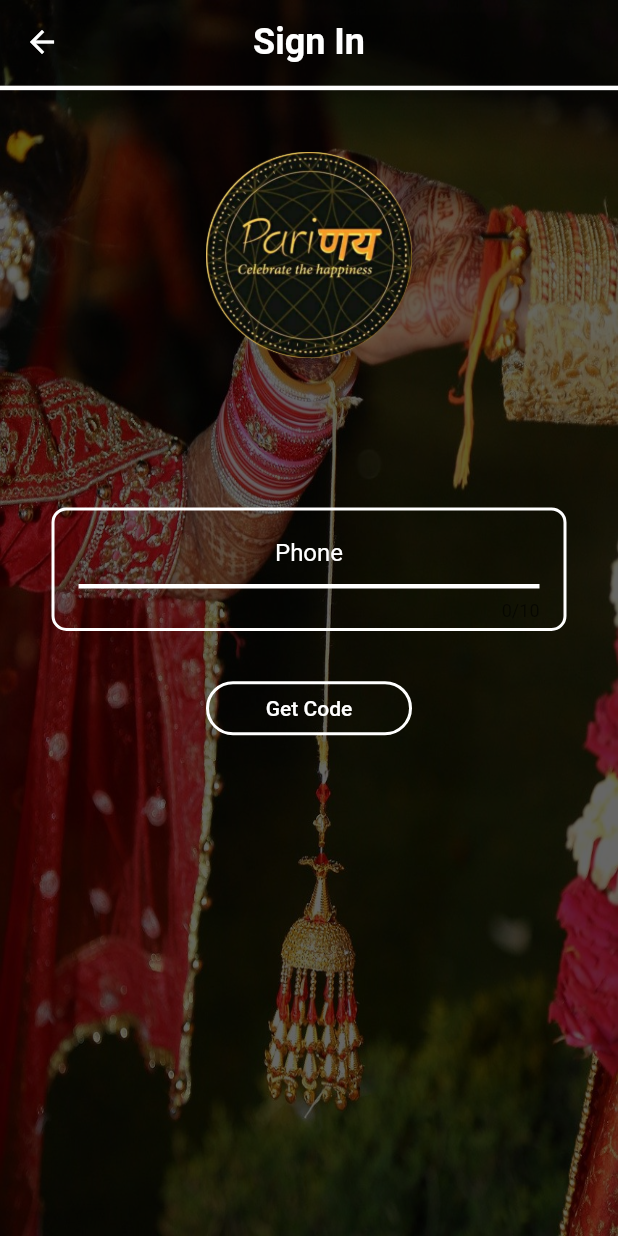
After one commit to Hrit99/parinaya, a Flutter app: the PhoneSignin screen opened directly, after a tap on "Get Code", on a phone screen of 412 x 824 dp. The commit adds this screen. Run offline on Flutter 3.47's test engine with Material 2 defaults, Android fonts, the phone set to English and light mode, and no system bars; our stand-ins replace carousel_slider, cloud_firestore, firebase_auth, firebase_core, firebase_storage, flutter_keyboard_visibility and 3 more; accounts and stored records are empty; network calls fail; statements that could not run were skipped.

Commit message:
added phone signin feature

```diff
--- /dev/null
+++ b/lib/pages/phoneSignin.dart
@@ -0,0 +1,120 @@
+import 'package:flutter/material.dart';
+import 'package:flutter_keyboard_visibility/flutter_keyboard_visibility.dart';
+import 'package:parinaya/constants/screendimensions.dart';
+import 'package:parinaya/models/colors.dart';
+import 'package:parinaya/widgets/phonrsigninwidget.dart';
+
+class PhoneSignin extends StatefulWidget {
+  const PhoneSignin({Key? key}) : super(key: key);
+
+  @override
+  _PhoneSigninState createState() => _PhoneSigninState();
+}
+
+class _PhoneSigninState extends State<PhoneSignin> {
+  bool? _keyboardVisible = false;
+
+  @override
+  void initState() {
+    // TODO: implement initState
+    super.initState();
+    // Query
+    KeyboardVisibilityController _keyboardVisibilityController =
+        KeyboardVisibilityController();
+    print(
+        'Keyboard visibility direct query: ${_keyboardVisibilityController.isVisible}');
+
+    // Subscribe
+    _keyboardVisibilityController.onChange.listen((bool visible) {
+      print("jk");
+      setState(() {
+        _keyboardVisible = visible;
+      });
+      print('Keyboard visibility update. Is visible: ${visible}');
+    });
+  }
+
+  @override
+  void dispose() {
+    // TODO: implement dispose
+
+    super.dispose();
+  }
+
+  @override
+  void deactivate() {
+    // TODO: implement deactivate
+    super.deactivate();
+  }
+
+  @override
+  Widget build(BuildContext context) {
+    print("iiio");
+    return Scaffold(
+      resizeToAvoidBottomInset: false,
+      backgroundColor: Colors.transparent,
+      body: Stack(children: [
+        Container(
+          height: getScreenHeight,
+          width: getScreenWidth,
+          child: Image.asset(
+            'assets/images/background.jpg',
+            fit: BoxFit.fill,
+          ),
+        ),
+        Scaffold(
+          resizeToAvoidBottomInset: false,
+          backgroundColor: MyColors().backgroundtouch,
+          appBar: AppBar(
+            title: Text("Sign In"),
+            bottom: PreferredSize(
+                child: Container(
+                  color: Theme.of(context).primaryColor,
+                  height: 3,
+                ),
+                preferredSize: Size(getScreenWidth, getScreenWidth / 100)),
+            leading: IconButton(
+              icon: Icon(Icons.arrow_back),
+              onPressed: () {
+                Navigator.of(context).pop();
+              },
+            ),
+          ),
+          body: Stack(children: [
+            Positioned(
+              top: getScreenHeight / 20,
+              left: (getScreenWidth / 2) - (getScreenWidth / 6),
+              child: _keyboardVisible!
+                  ? Container()
+                  : Hero(
+                      tag: "logo",
+                      child: Center(
+                        child: Container(
+                          width: getScreenWidth / 3,
+                          height: getScreenWidth / 3,
+                          decoration: BoxDecoration(
+                              color: Colors.transparent,
+                              shape: BoxShape.circle),
+                          child: Center(
+                            child: Image.asset(
+                              'assets/icons/icon.png',
+                              fit: BoxFit.fill,
+                            ),
+                          ),
+                        ),
+                      ),
+                    ),
+            ),
+            AnimatedPositioned(
+                duration: Duration(seconds: 1),
+                curve: Curves.easeInOut,
+                top: _keyboardVisible!
+                    ? getScreenHeight / 20
+                    : (getScreenHeight / 10) + (getScreenWidth / 3),
+                child: PhoneSigninWidget()),
+          ]),
+        ),
+      ]),
+    );
+  }
+}
--- a/lib/pages/subcategoryPage.dart
+++ b/lib/pages/subcategoryPage.dart
@@ -166,7 +166,7 @@ class _SubcategoryPageState extends State<SubcategoryPage> {
                           height: getScreenHeight / 1.5,
                           width: getScreenWidth,
                           child: Center(
-                            child: Text("No Collections"),
+                            child: SubcatBox(),
                           ));
                     }
                   } else {
--- a/lib/widgets/addFile.dart
+++ b/lib/widgets/addFile.dart
@@ -13,6 +13,12 @@ Future<bool> addCategory(String s) async {
   print("jlll");
   try {
     await FirebaseFirestore.instance.collection('/facilities').doc(s).set({});
+    await FirebaseFirestore.instance
+        .collection('/facilities')
+        .doc(s)
+        .collection('directItem')
+        .doc('initc')
+        .set({});
     return Future.value(true);
   } catch (e) {
     return Future.value(false);
--- a/lib/widgets/itemShowWIdget.dart
+++ b/lib/widgets/itemShowWIdget.dart
@@ -157,7 +157,7 @@ class _ItemshowWidgetState extends State<ItemshowWidget> {
                             Container(
                               height: getScreenHeight / 3,
                               width: getScreenWidth,
-                              // color: Colors.green,
+                              color: Colors.black,
                               child: CarouselSlider(
                                 items: e.imageFolderLink!.map((ee) {
                                   return Container(
@@ -205,7 +205,7 @@ class _ItemshowWidgetState extends State<ItemshowWidget> {
                                     ),
                                     Container(
                                       padding: EdgeInsets.all(10),
-                                      height: getScreenHeight / 15,
+                                      // height: getScreenHeight / 2,
                                       alignment: Alignment.topLeft,
                                       child: Text(e.detail!),
                                     ),
--- /dev/null
+++ b/lib/widgets/phonrsigninwidget.dart
@@ -0,0 +1,200 @@
+import 'package:firebase_auth/firebase_auth.dart';
+import 'package:flutter/material.dart';
+import 'package:flutter_otp_text_field/flutter_otp_text_field.dart';
+import 'package:parinaya/constants/screendimensions.dart';
+import 'package:parinaya/pages/homePage.dart';
+import 'package:parinaya/pages/landingPage.dart';
+
+class PhoneSigninWidget extends StatefulWidget {
+  const PhoneSigninWidget({Key? key}) : super(key: key);
+
+  @override
+  _PhoneSigninWidgetState createState() => _PhoneSigninWidgetState();
+}
+
+class _PhoneSigninWidgetState extends State<PhoneSigninWidget> {
+  TextEditingController pctr = new TextEditingController();
+  bool? cpi = false;
+  bool? getCode = false;
+  String? verificationIdd;
+  String? vcode;
+  @override
+  Widget build(BuildContext context) {
+    return Container(
+        height: getScreenHeight / 3,
+        width: getScreenWidth,
+        // color: Colors.red,
+        child: Center(
+          child: cpi!
+              ? CircularProgressIndicator()
+              : (getCode!
+                  ? Column(
+                      mainAxisAlignment: MainAxisAlignment.center,
+                      children: [
+                        Container(
+                            height: getScreenHeight / 10,
+                            width: getScreenWidth / 1.2,
+                            decoration: BoxDecoration(
+                                color: Colors.green,
+                                border: Border.all(
+                                    color: Theme.of(context).primaryColor,
+                                    width: 2),
+                                borderRadius: BorderRadius.circular(10)),
+                            child: OtpTextField(
+                              numberOfFields: 6,
+                              borderColor: Color(0xFF512DA8),
+                              //set to true to show as box or false to show as dash
+                              showFieldAsBox: true,
+                              //runs when a code is typed in
+                              onCodeChanged: (String code) {
+                                //handle validation or checks here
+                              },
+                              //runs when every textfield is filled
+                              onSubmit: (String verificationCode) {
+                                vcode = verificationCode;
+                                // showDialog(
+                                //     context: context,
+                                //     builder: (context) {
+                                //       return AlertDialog(
+                                //         title: Text("Verification Code"),
+                                //         content: Text(
+                                //             'Code entered is $verificationCode'),
+                                //       );
+                                //     });
+                              }, // end onSubmit
+                            )),
+                        ElevatedButton(
+                            onPressed: () async {
+                              print(verificationIdd!);
+                              print(vcode!);
+                              await FirebaseAuth.instance.signInWithCredential(
+                                  PhoneAuthProvider.credential(
+                                      verificationId: verificationIdd!,
+                                      smsCode: vcode!));
+                              Navigator.of(context).pushAndRemoveUntil(
+                                  PageRouteBuilder(
+                                      transitionDuration: Duration(seconds: 1),
+                                      opaque: false,
+                                      pageBuilder: (context, animation,
+                                              secondaryAnimation) =>
+                                          HomePage()),
+                                  (Route<dynamic> route) => false);
+                            },
+                            child: Container(
+                              height: 20,
+                              width: getScreenWidth / 3,
+                              alignment: Alignment.center,
+                              child: Text("Sign in"),
+                            )),
+                        Container(
+                            height: 20,
+                            width: getScreenWidth,
+                            // color: Colors.green,
+                            padding: EdgeInsets.only(right: 30),
+                            alignment: Alignment.topRight,
+                            child: GestureDetector(
+                                onTap: () {
+                                  print("resend code");
+                                  verifyphone();
+                                },
+                                child: Text("Resend Code")))
+                      ],
+                    )
+                  : Column(
+                      mainAxisAlignment: MainAxisAlignment.center,
+                      children: [
+                        Container(
+                          height: getScreenHeight / 10,
+                          width: getScreenWidth / 1.2,
+                          decoration: BoxDecoration(
+                              // color: Colors.green,
+                              border: Border.all(
+                                  color: Theme.of(context).primaryColor,
+                                  width: 2),
+                              borderRadius: BorderRadius.circular(10)),
+                          child: ListTile(
+                            title: TextField(
+                              maxLength: 10,
+                              textAlign: TextAlign.center,
+                              controller: pctr,
+                              keyboardType: TextInputType.phone,
+                              // style: TextStyle(textBaseline: TextBas),
+                              cursorColor: Theme.of(context).primaryColor,
+                              style: TextStyle(
+                                  color: Theme.of(context).primaryColor),
+                              decoration: InputDecoration(
+                                hintText: "Phone",
+                              ),
+                            ),
+                          ),
+                        ),
+                        SizedBox(
+                          height: getScreenHeight / 30,
+                        ),
+                        ElevatedButton(
+                            onPressed: () async {
+                              print("enrr");
+                              print('+91${pctr.value.text}');
+                              setState(() {
+                                cpi = true;
+                              });
+                              await verifyphone();
+                              print("uqqq");
+                              print(pctr.value.text);
+                            },
+                            child: Container(
+                              height: 20,
+                              width: getScreenWidth / 3,
+                              alignment: Alignment.center,
+                              child: Text("Get Code"),
+                            ))
+                      ],
+                    )),
+        ));
+  }
+
+  Future<void> verifyphone() async {
+    await FirebaseAuth.instance.verifyPhoneNumber(
+      phoneNumber: '+91${pctr.value.text}',
+      verificationCompleted: (PhoneAuthCredential credential) async {
+        print("vccccc");
+        await FirebaseAuth.instance.signInWithCredential(credential);
+        Navigator.of(context).pushAndRemoveUntil(
+            PageRouteBuilder(
+                transitionDuration: Duration(seconds: 1),
+                opaque: false,
+                pageBuilder: (context, animation, secondaryAnimation) =>
+                    HomePage()),
+            (Route<dynamic> route) => false);
+      },
+      verificationFailed: (FirebaseAuthException e) {
+        setState(() {
+          print("verification failed");
+          cpi = false;
+          getCode = false;
+        });
+      },
+      codeSent: (String verificationId, int? resendToken) {
+        String smsCode = 'xxxx';
+        print("code sent");
+        verificationIdd = verificationId;
+        // Create a PhoneAuthCredential with the code
+        // PhoneAuthCredential credential = PhoneAuthProvider.credential(verificationId: verificationId, smsCode: smsCode);
+        // // Sign the user in (or link) with the credential
+        // await auth.signInWithCredential(credential);
+        setState(() {
+          cpi = false;
+          getCode = true;
+        });
+      },
+      timeout: Duration(minutes: 2),
+      codeAutoRetrievalTimeout: (String verificationId) {
+        setState(() {
+          print("auto retrieval timeout");
+          cpi = false;
+          getCode = false;
+        });
+      },
+    );
+  }
+}
--- a/lib/widgets/signUpBox.dart
+++ b/lib/widgets/signUpBox.dart
@@ -133,7 +133,7 @@ class _SignUpBoxState extends State<SignUpBox> {
                       linkSent = true;
                     });
                   },
-                  child: Text("Done"))
+                  child: Text("Done")),
             ],
           );
 
--- a/pubspec.yaml
+++ b/pubspec.yaml
@@ -36,6 +36,7 @@ dependencies:
   flutter_keyboard_visibility: ^5.0.3
   image_picker: ^0.8.4
   firebase_storage: "^10.0.2"
+  flutter_otp_text_field: ^1.0.0
 
 dev_dependencies:
   flutter_test:
```
Also changed, not shown: lib/pages/userScreen.dart (+8 -2 lines), lib/widgets/signinBoxPhone.dart (+50 -0 lines), lib/widgets/subcategoryblock.dart (+7 -1 lines), pubspec.lock.
